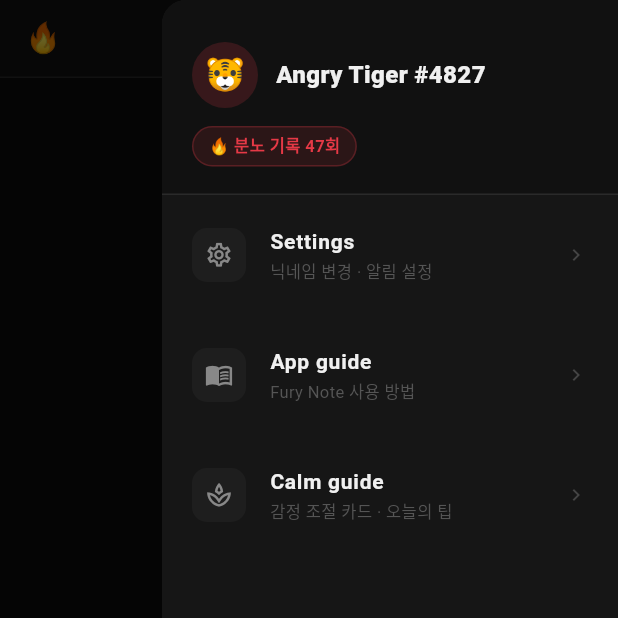
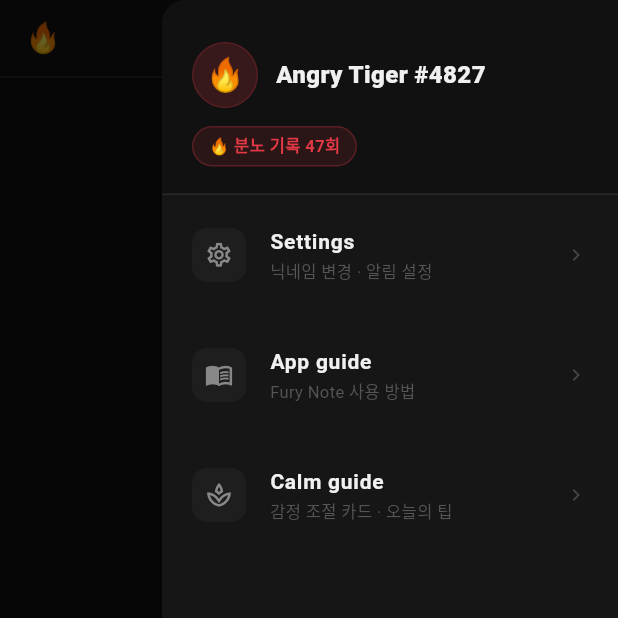
Before and after one commit to trylord0-bot/furynote, a Flutter app: the screen it shows after launch, with the side drawer open, on a phone screen of 412 x 824 dp, the top half of it. Run offline on Flutter 3.47's test engine with Material 3 defaults, Android fonts, the phone set to English and light mode, and no system bars; our stand-ins replace audioplayers, flutter_local_notifications, flutter_timezone, image_picker, shared_preferences, sqflite and 1 more; missing offline and left inert: record; accounts and stored records are empty; network calls fail; statements that could not run were skipped.

Commit message:
기본 아바타 불 이모찌 적용

```diff
--- a/mobile/lib/main.dart
+++ b/mobile/lib/main.dart
@@ -14,6 +14,7 @@ import 'package:fury_note/src/audio/voice_recorder.dart';
 import 'package:fury_note/src/notes/rage_note_repository.dart';
 import 'package:fury_note/src/notifications/reminder_notification_service.dart';
 import 'package:fury_note/src/profile/app_profile.dart';
+import 'package:fury_note/widgets/shared_widgets.dart';
 
 Future<void> main() async {
   WidgetsFlutterBinding.ensureInitialized();
@@ -726,28 +727,10 @@ class _DrawerProfileAvatar extends StatelessWidget {
 
   @override
   Widget build(BuildContext context) {
-    return AnimatedBuilder(
-      animation: AppProfileController.instance,
-      builder: (context, _) {
-        final avatarBytes = AppProfileController.instance.avatarBytes;
-        if (avatarBytes != null && avatarBytes.isNotEmpty) {
-          return ClipOval(
-            child: Image.memory(
-              avatarBytes,
-              width: 44,
-              height: 44,
-              fit: BoxFit.cover,
-              gaplessPlayback: true,
-            ),
-          );
-        }
-
-        return CircleAvatar(
-          radius: 22,
-          backgroundColor: FuryColors.red.withValues(alpha: 0.18),
-          child: const Text('🐯', style: TextStyle(fontSize: 22)),
-        );
-      },
+    return const FuryProfileAvatar(
+      size: 44,
+      borderRadius: 22,
+      fallbackFontSize: 22,
     );
   }
 }
--- a/mobile/lib/widgets/shared_widgets.dart
+++ b/mobile/lib/widgets/shared_widgets.dart
@@ -54,15 +54,13 @@ class FuryPostCard extends StatelessWidget {
                   borderRadius: 10,
                   fallbackFontSize: 15,
                 )
-              else if (avatarBytes != null)
+              else
                 FuryProfileAvatar(
                   size: 28,
                   borderRadius: 10,
                   fallbackFontSize: 15,
                   bytes: avatarBytes,
-                )
-              else
-                Text(emoji, style: const TextStyle(fontSize: 22)),
+                ),
               const SizedBox(width: 8),
               Expanded(
                 child: Text(
@@ -74,6 +72,8 @@ class FuryPostCard extends StatelessWidget {
                   ),
                 ),
               ),
+              const SizedBox(width: 6),
+              Text(emoji, style: const TextStyle(fontSize: 18)),
             ],
           ),
           const SizedBox(height: 12),
@@ -177,7 +177,7 @@ class FuryProfileAvatar extends StatelessWidget {
             border: Border.all(color: FuryColors.red.withValues(alpha: 0.18)),
           ),
           child: Center(
-            child: Text('🐯', style: TextStyle(fontSize: fallbackFontSize)),
+            child: Text('🔥', style: TextStyle(fontSize: fallbackFontSize)),
           ),
         );
       },
@@ -212,7 +212,7 @@ class _AvatarImage extends StatelessWidget {
             height: size,
             color: FuryColors.red.withValues(alpha: 0.18),
             child: Center(
-              child: Text('🐯', style: TextStyle(fontSize: size * 0.5)),
+              child: Text('🔥', style: TextStyle(fontSize: size * 0.5)),
             ),
           );
         },
```
